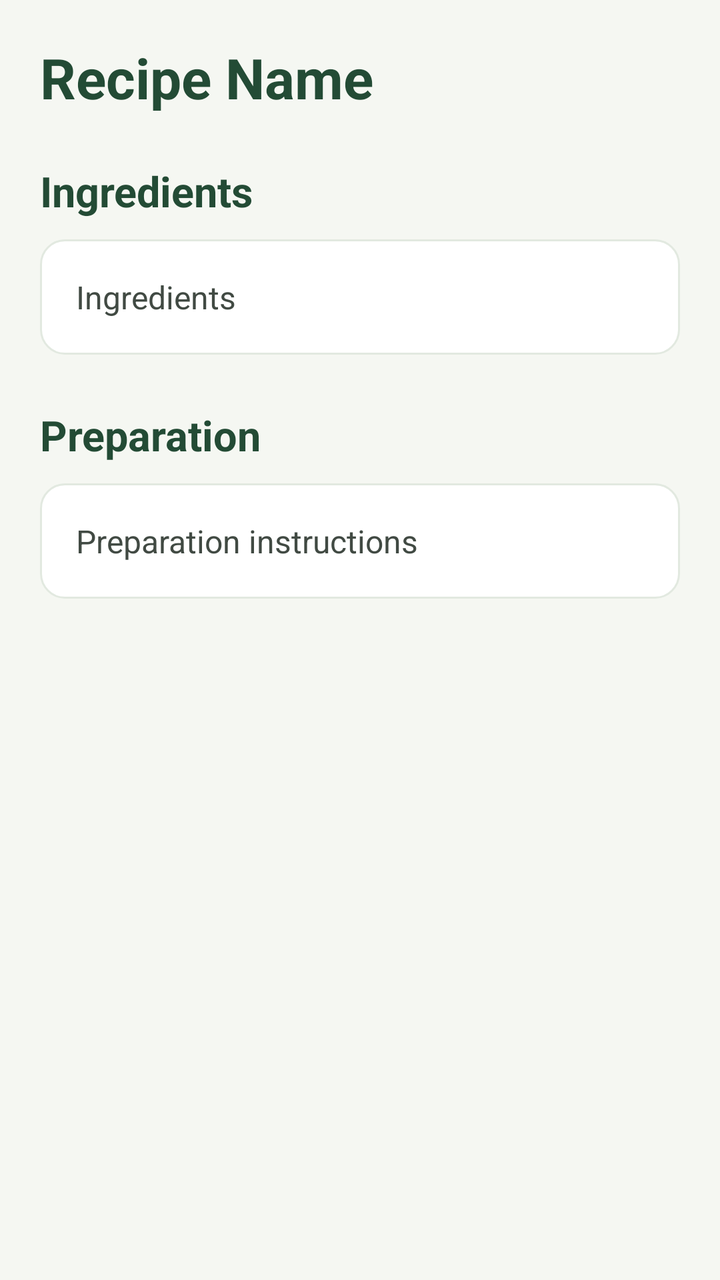
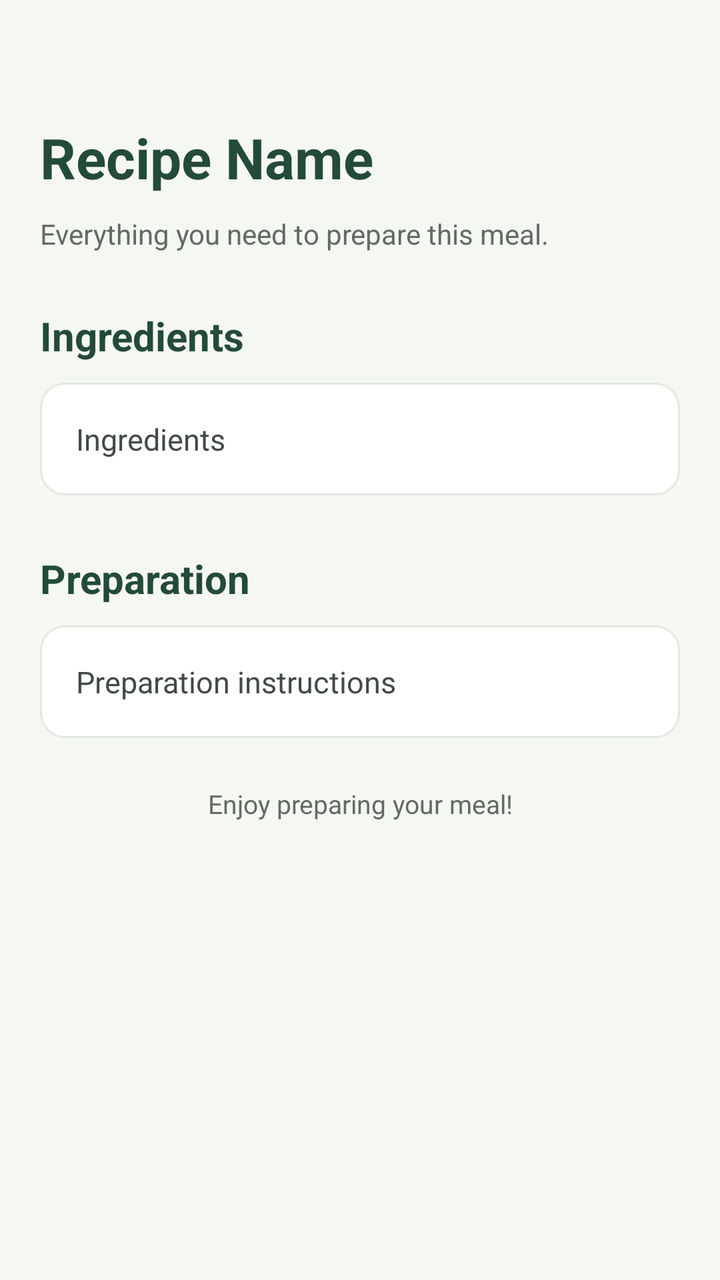

An Android layout rendered at two revisions. The XML below is the earlier revision; the diff shows what the commit changed to produce the second picture.
<!-- AndroidManifest.xml: application theme Theme.SmartPantryManager -->
<!-- res/layout/activity_recipe_detail.xml -->
<?xml version="1.0" encoding="utf-8"?>
<ScrollView
    xmlns:android="http://schemas.android.com/apk/res/android"
    android:layout_width="match_parent"
    android:layout_height="match_parent"
    android:background="#F5F7F2"
    android:fillViewport="true"
    android:clipToPadding="false">

    <LinearLayout
        android:layout_width="match_parent"
        android:layout_height="wrap_content"
        android:orientation="vertical"
        android:paddingStart="20dp"
        android:paddingEnd="20dp"
        android:paddingTop="20dp"
        android:paddingBottom="28dp">

        
        <TextView
            android:id="@+id/txtRecipeName"
            android:layout_width="match_parent"
            android:layout_height="wrap_content"
            android:text="Recipe Name"
            android:textSize="28sp"
            android:textStyle="bold"
            android:textColor="#234B35"
            android:lineSpacingExtra="3dp"
            android:includeFontPadding="true"
            android:layout_marginBottom="24dp" />

        
        <TextView
            android:layout_width="match_parent"
            android:layout_height="wrap_content"
            android:text="Ingredients"
            android:textSize="21sp"
            android:textStyle="bold"
            android:textColor="#234B35"
            android:layout_marginBottom="10dp" />

        
        <TextView
            android:id="@+id/txtRecipeIngredients"
            android:layout_width="match_parent"
            android:layout_height="wrap_content"
            android:text="Ingredients"
            android:textSize="16sp"
            android:textColor="#414A43"
            android:lineSpacingExtra="6dp"
            android:padding="18dp"
            android:background="@drawable/bg_recipe_detail_card"
            android:layout_marginBottom="26dp" />

        
        <TextView
            android:layout_width="match_parent"
            android:layout_height="wrap_content"
            android:text="Preparation"
            android:textSize="21sp"
            android:textStyle="bold"
            android:textColor="#234B35"
            android:layout_marginBottom="10dp" />

        
        <TextView
            android:id="@+id/txtRecipeInstructions"
            android:layout_width="match_parent"
            android:layout_height="wrap_content"
            android:text="Preparation instructions"
            android:textSize="16sp"
            android:textColor="#414A43"
            android:lineSpacingExtra="7dp"
            android:padding="18dp"
            android:background="@drawable/bg_recipe_detail_card" />

    </LinearLayout>

</ScrollView>
<!-- resources referenced by this layout -->
<resources>
  <!-- drawable bg_recipe_detail_card (drawable) -->
  <?xml version="1.0" encoding="utf-8"?>
  <shape xmlns:android="http://schemas.android.com/apk/res/android"
      android:shape="rectangle">
  
      <solid android:color="#FFFFFF" />
  
      <corners android:radius="12dp" />
  
      <stroke
          android:width="1dp"
          android:color="#E2E9E0" />
  
  </shape>
  <style name="Theme.SmartPantryManager" parent="Base.Theme.SmartPantryManager" />
  <style name="Base.Theme.SmartPantryManager" parent="Theme.Material3.DayNight">
  
          
          
      </style>
</resources>

<!-- the commit's change to res/layout/activity_recipe_detail.xml (unified diff, before → after) -->
@@ -13,8 +13,8 @@
         android:orientation="vertical"
         android:paddingStart="20dp"
         android:paddingEnd="20dp"
-        android:paddingTop="20dp"
-        android:paddingBottom="28dp">
+        android:paddingTop="60dp"
+        android:paddingBottom="32dp">
 
         
         <TextView
@@ -27,14 +27,24 @@
             android:textColor="#234B35"
             android:lineSpacingExtra="3dp"
             android:includeFontPadding="true"
-            android:layout_marginBottom="24dp" />
+            android:layout_marginBottom="10dp" />
+
+        
+        <TextView
+            android:layout_width="match_parent"
+            android:layout_height="wrap_content"
+            android:text="Everything you need to prepare this meal."
+            android:textSize="14sp"
+            android:textColor="#626B63"
+            android:lineSpacingExtra="3dp"
+            android:layout_marginBottom="28dp" />
 
         
         <TextView
             android:layout_width="match_parent"
             android:layout_height="wrap_content"
             android:text="Ingredients"
-            android:textSize="21sp"
+            android:textSize="20sp"
             android:textStyle="bold"
             android:textColor="#234B35"
             android:layout_marginBottom="10dp" />
@@ -45,19 +55,19 @@
             android:layout_width="match_parent"
             android:layout_height="wrap_content"
             android:text="Ingredients"
-            android:textSize="16sp"
+            android:textSize="15sp"
             android:textColor="#414A43"
-            android:lineSpacingExtra="6dp"
+            android:lineSpacingExtra="7dp"
             android:padding="18dp"
             android:background="@drawable/bg_recipe_detail_card"
-            android:layout_marginBottom="26dp" />
+            android:layout_marginBottom="28dp" />
 
         
         <TextView
             android:layout_width="match_parent"
             android:layout_height="wrap_content"
             android:text="Preparation"
-            android:textSize="21sp"
+            android:textSize="20sp"
             android:textStyle="bold"
             android:textColor="#234B35"
             android:layout_marginBottom="10dp" />
@@ -68,11 +78,23 @@
             android:layout_width="match_parent"
             android:layout_height="wrap_content"
             android:text="Preparation instructions"
-            android:textSize="16sp"
+            android:textSize="15sp"
             android:textColor="#414A43"
             android:lineSpacingExtra="7dp"
             android:padding="18dp"
-            android:background="@drawable/bg_recipe_detail_card" />
+            android:background="@drawable/bg_recipe_detail_card"
+            android:layout_marginBottom="12dp" />
+
+        
+        <TextView
+            android:layout_width="match_parent"
+            android:layout_height="wrap_content"
+            android:text="Enjoy preparing your meal!"
+            android:textSize="13sp"
+            android:textColor="#626B63"
+            android:gravity="center"
+            android:layout_marginTop="12dp"
+            android:layout_marginBottom="8dp" />
 
     </LinearLayout>
 
<!-- resource entries referenced after the edit -->
@@ -17,8 +17,11 @@
   <style name="Theme.SmartPantryManager" parent="Base.Theme.SmartPantryManager" />
   <style name="Base.Theme.SmartPantryManager" parent="Theme.Material3.DayNight">
   
-          
-          
+          <item name="android:windowActionModeOverlay">true</item>
+          <item name="android:windowLightStatusBar">false</item>
+          <item name="android:statusBarColor">#F2EBF8</item>
+          <item name="android:navigationBarColor">#F5F7F2</item>
+  
       </style>
 </resources>
 
